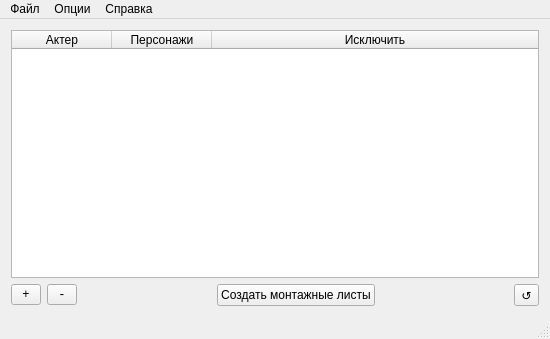
Qt form sources/mainwindow.ui (denzor200/BiffGui) before a commit.
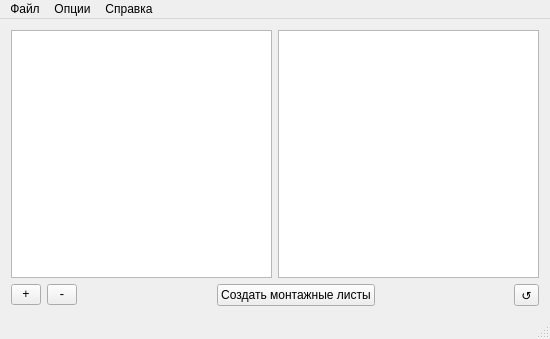
The same form after that commit.

```diff
--- a/sources/mainwindow.ui
+++ b/sources/mainwindow.ui
@@ -19,7 +19,7 @@
   <widget class="QWidget" name="centralWidget">
    <layout class="QVBoxLayout" name="verticalLayout_2">
     <item>
-     <layout class="QVBoxLayout" name="verticalLayout">
+     <layout class="QHBoxLayout" name="horizontalLayout">
       <property name="sizeConstraint">
        <enum>QLayout::SetDefaultConstraint</enum>
       </property>
@@ -27,80 +27,10 @@
        <number>0</number>
       </property>
       <item>
-       <widget class="QTableWidget" name="tableWidget">
-        <property name="sizePolicy">
-         <sizepolicy hsizetype="Expanding" vsizetype="Expanding">
-          <horstretch>0</horstretch>
-          <verstretch>0</verstretch>
-         </sizepolicy>
-        </property>
-        <property name="maximumSize">
-         <size>
-          <width>16777215</width>
-          <height>16777215</height>
-         </size>
-        </property>
-        <property name="mouseTracking">
-         <bool>false</bool>
-        </property>
-        <property name="tabletTracking">
-         <bool>false</bool>
-        </property>
-        <property name="acceptDrops">
-         <bool>false</bool>
-        </property>
-        <property name="layoutDirection">
-         <enum>Qt::LeftToRight</enum>
-        </property>
-        <property name="autoFillBackground">
-         <bool>false</bool>
-        </property>
-        <property name="frameShape">
-         <enum>QFrame::StyledPanel</enum>
-        </property>
-        <property name="sizeAdjustPolicy">
-         <enum>QAbstractScrollArea::AdjustIgnored</enum>
-        </property>
-        <property name="alternatingRowColors">
-         <bool>false</bool>
-        </property>
-        <property name="selectionBehavior">
-         <enum>QAbstractItemView::SelectRows</enum>
-        </property>
-        <property name="wordWrap">
-         <bool>true</bool>
-        </property>
-        <property name="cornerButtonEnabled">
-         <bool>true</bool>
-        </property>
-        <attribute name="horizontalHeaderCascadingSectionResizes">
-         <bool>true</bool>
-        </attribute>
-        <attribute name="horizontalHeaderHighlightSections">
-         <bool>true</bool>
-        </attribute>
-        <attribute name="horizontalHeaderStretchLastSection">
-         <bool>true</bool>
-        </attribute>
-        <attribute name="verticalHeaderCascadingSectionResizes">
-         <bool>false</bool>
-        </attribute>
-        <column>
-         <property name="text">
-          <string>Актер</string>
-         </property>
-        </column>
-        <column>
-         <property name="text">
-          <string>Персонажи</string>
-         </property>
-        </column>
-        <column>
-         <property name="text">
-          <string>Исключить</string>
-         </property>
-        </column>
-       </widget>
+       <widget class="QTableView" name="tableView"/>
+      </item>
+      <item>
+       <widget class="QTableView" name="tableView_Reversed"/>
       </item>
      </layout>
     </item>
```
